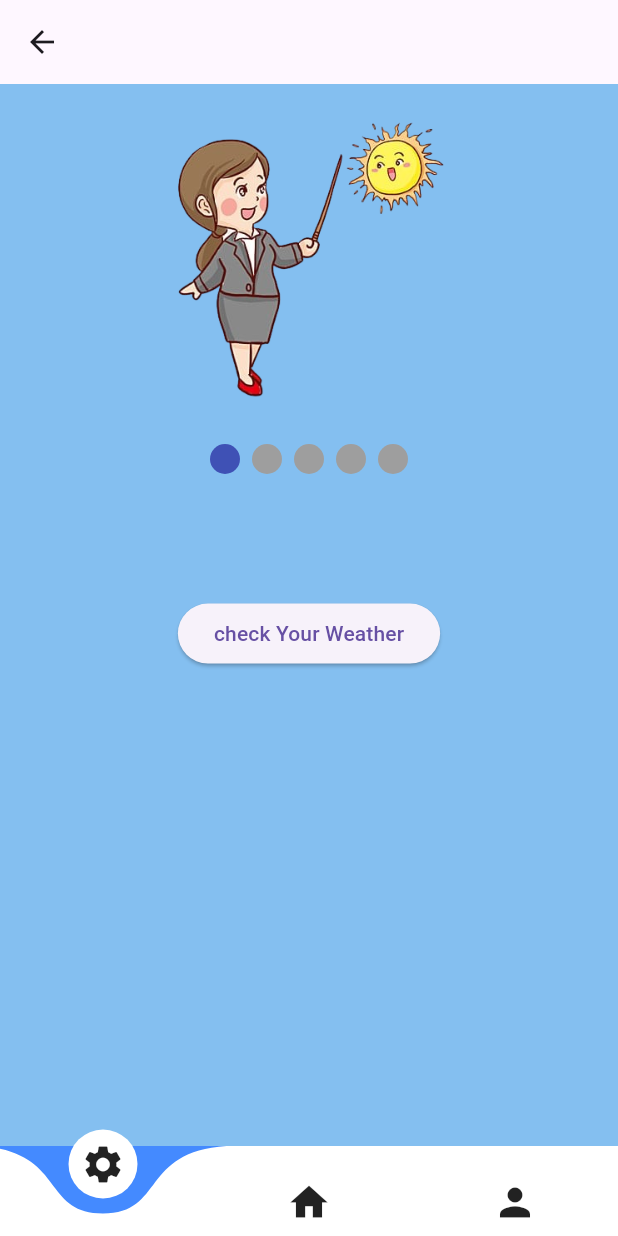
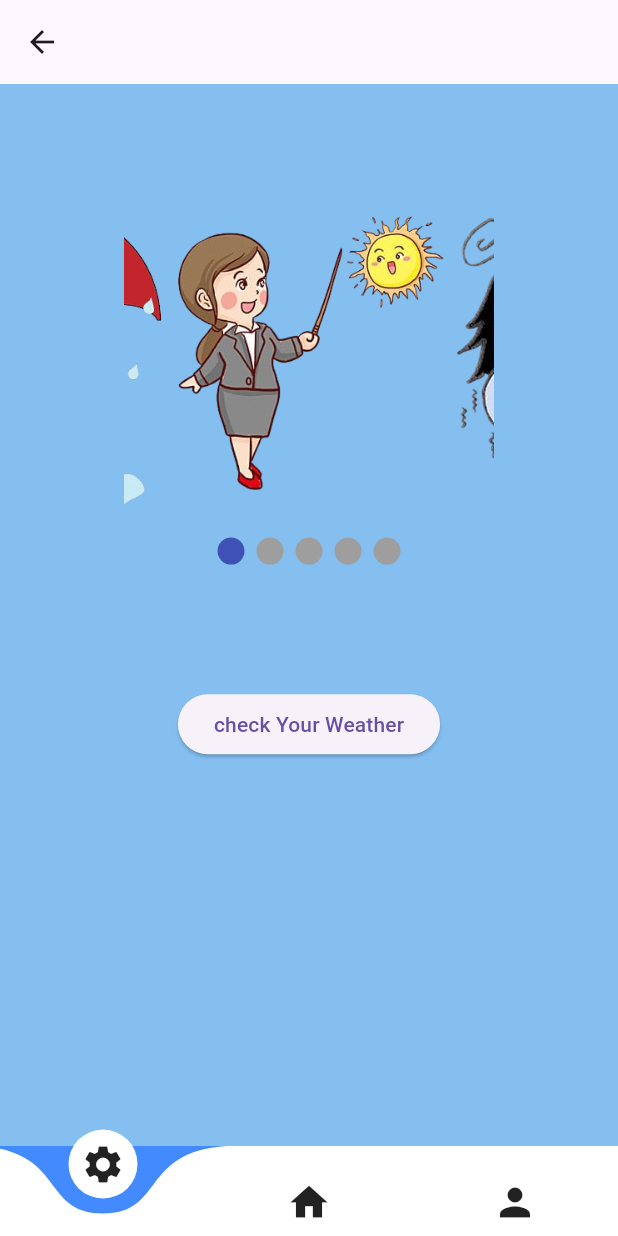
Before and after one commit to Amitkumarkoli/my_weather, a Flutter app: the HomePage screen opened directly, on a phone screen of 412 x 824 dp. Run offline on Flutter 3.47's test engine with Material 3 defaults, Android fonts, the phone set to English and light mode, and no system bars; drawn by our look-alikes of carousel_slider, curved_navigation_bar, smooth_page_indicator; our stand-ins replace geolocator.

Commit message:
minor change in images

```diff
--- a/lib/Screens/home_page.dart
+++ b/lib/Screens/home_page.dart
@@ -40,10 +40,11 @@
             if (index == 0) {
               Navigator.push(
                   context, MaterialPageRoute(builder: (context) => Settings()));
-            };
+            }
+            ;
             if (index == 2) {
-              Navigator.push(
-                  context, MaterialPageRoute(builder: (context) => UserProfile()));
+              Navigator.push(context,
+                  MaterialPageRoute(builder: (context) => UserProfile()));
             }
           },
         ),
@@ -52,52 +53,51 @@
             child: Align(
               alignment: Alignment.topCenter,
               child: Column(children: [
-                Center(
-                  child: Container(
-                    margin: EdgeInsets.only(top: 20),
-                    // width: double.infinity,
+                SizedBox(
+                  height: MediaQuery.of(context).size.height * 0.10,
+                ),
+                Container(
+                  width: MediaQuery.of(context).size.width * 0.6,
                   child: Center(
                     child: Column(
                       children: [
                         CarouselSlider(
                           items: [
-                              // Add your image widgets here
+                            // Adding image widgets
                             Image.asset(
                               'assets/images/forecast_image.png',
-                                //  width: double.infinity,
-                                height: 150,
+                              width: double.infinity,
+                              height: 250,
                               fit: BoxFit.cover,
                             ),
                             Image.asset(
                               'assets/images/cold_air.png',
-                                //  width: double.infinity,
-                                height: 150,
+                              width: double.infinity,
+                              height: 250,
                               fit: BoxFit.cover,
                             ),
                             Image.asset(
                               'assets/images/hot_weather.png',
-                                //  width: double.infinity,
-                                height: 150,
+                              width: double.infinity,
+                              height: 250,
                               fit: BoxFit.cover,
                             ),
                             Image.asset(
                               'assets/images/rain_image.png',
-                                //  width: double.infinity,
-                                height: 150,
+                              width: double.infinity,
+                              height: 250,
                               fit: BoxFit.cover,
                             ),
                             Image.asset(
                               'assets/images/rain.png',
-                                //  width: double.infinity,
-                                height: 150,
+                              width: double.infinity,
+                              height: 250,
                               fit: BoxFit.cover,
                             ),
                           ],
                           options: CarouselOptions(
                             height: 200.0,
-                              // enlargeCenterPage: true,
-                              // autoPlay: true,
-                              // aspectRatio: 16 / 9,
+                            autoPlay: true,
                             autoPlayCurve: Curves.fastOutSlowIn,
                             enableInfiniteScroll: true,
                             autoPlayAnimationDuration:
@@ -114,12 +114,11 @@
                           count: 5,
                           axisDirection: Axis.horizontal,
                           effect: JumpingDotEffect(
-                              dotWidth: 20,
-                              dotHeight: 20,
+                            dotWidth: 18,
+                            dotHeight: 18,
                           ),
                         )
                       ],
-                      ),
                     ),
                   ),
                 ),
```
Lines whose indentation alone changed are shown as unchanged.
